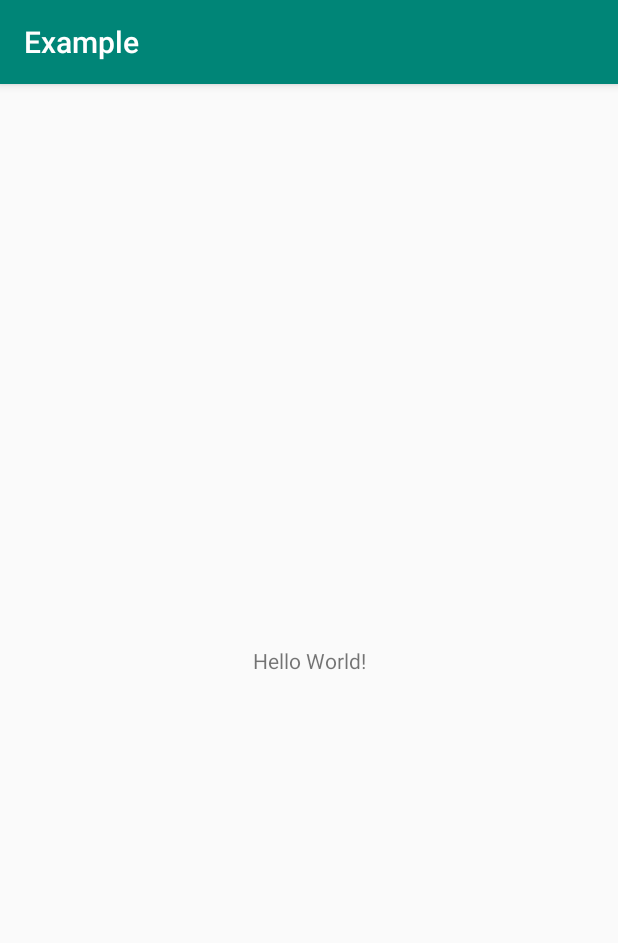
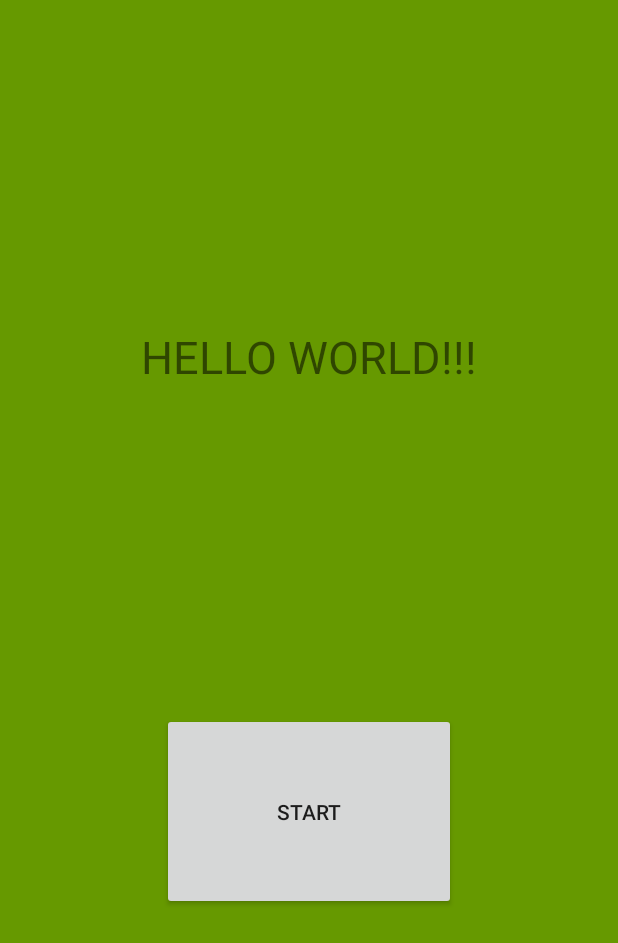
Before and after one commit to santos-samuel/AndroidExample, an Android app: the screen it shows after launch (MainActivity), on a phone screen of 412 x 824 dp. Shown: the top 943 px of the screen. Run offline under Robolectric (Android 15) with nearby library versions, the phone set to English and light mode, and no system bars.

```diff
--- a/app/src/main/res/layout/activity_main.xml
+++ b/app/src/main/res/layout/activity_main.xml
@@ -1,19 +1,35 @@
 <?xml version="1.0" encoding="utf-8"?>
-<androidx.constraintlayout.widget.ConstraintLayout
-    xmlns:android="http://schemas.android.com/apk/res/android"
+<androidx.constraintlayout.widget.ConstraintLayout xmlns:android="http://schemas.android.com/apk/res/android"
+    xmlns:app="http://schemas.android.com/apk/res-auto"
     xmlns:tools="http://schemas.android.com/tools"
-    xmlns:app="http://schemas.android.com/apk/res-auto"
     android:layout_width="match_parent"
     android:layout_height="match_parent"
+    android:background="@android:color/holo_green_dark"
     tools:context=".MainActivity">
 
     <TextView
+        android:id="@+id/textView"
         android:layout_width="wrap_content"
         android:layout_height="wrap_content"
-        android:text="Hello World!"
-        app:layout_constraintBottom_toBottomOf="parent"
-        app:layout_constraintLeft_toLeftOf="parent"
-        app:layout_constraintRight_toRightOf="parent"
+        android:text="Hello World!!!"
+        android:textAllCaps="true"
+        android:textSize="30sp"
+        app:layout_constraintBottom_toTopOf="@+id/button"
+        app:layout_constraintEnd_toEndOf="parent"
+        app:layout_constraintHorizontal_bias="0.5"
+        app:layout_constraintStart_toStartOf="parent"
         app:layout_constraintTop_toTopOf="parent" />
 
+    <Button
+        android:id="@+id/button"
+        android:layout_width="196dp"
+        android:layout_height="131dp"
+        android:onClick="initFrag"
+        android:text="START"
+        app:layout_constraintBottom_toBottomOf="parent"
+        app:layout_constraintEnd_toEndOf="parent"
+        app:layout_constraintHorizontal_bias="0.5"
+        app:layout_constraintStart_toStartOf="parent"
+        app:layout_constraintTop_toBottomOf="@+id/textView" />
+
 </androidx.constraintlayout.widget.ConstraintLayout>
```
Also changed, not shown: app/src/main/java/com/example/example/Fragment1.java (added, +17 -0 lines), app/src/main/java/com/example/example/Fragment2.java (added, +17 -0 lines), app/src/main/java/com/example/example/Fragment3.java (added, +15 -0 lines), app/src/main/java/com/example/example/MainActivity.java (+33 -2 lines), app/src/main/res/layout/frag1.xml (added, +27 -0 lines), app/src/main/res/layout/frag2.xml (added, +22 -0 lines), app/src/main/res/layout/frag3.xml (added, +13 -0 lines), 3 other files.
